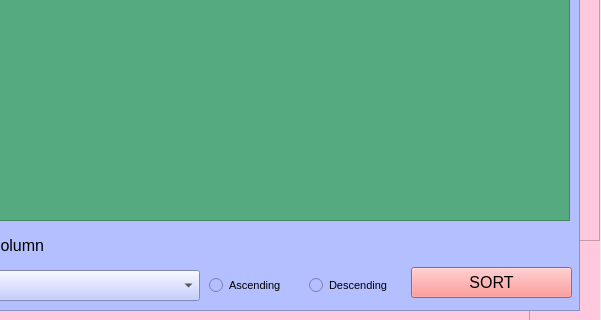
First picture: the form in ui/ui/User.ui, repository saqlainrai/DSA-Final-Project, before the edit; both pictures show x 511 to 1112 and y 330 to 650 of the 1112 by 650 pixel window.
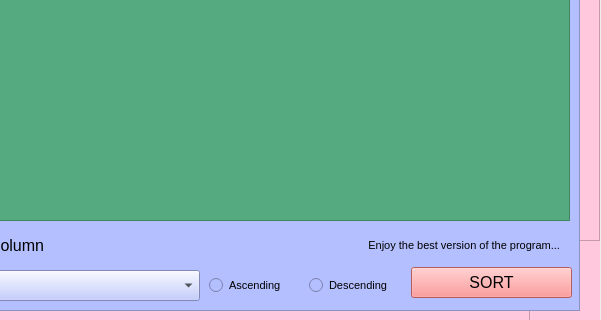
Second picture: the form after the edit. Icons and pictures are not drawn.

```diff
--- a/ui/ui/User.ui
+++ b/ui/ui/User.ui
@@ -719,6 +719,27 @@
         <string>Column</string>
        </property>
       </widget>
+      <widget class="QLabel" name="labelComments">
+       <property name="geometry">
+        <rect>
+         <x>390</x>
+         <y>420</y>
+         <width>441</width>
+         <height>31</height>
+        </rect>
+       </property>
+       <property name="font">
+        <font>
+         <pointsize>8</pointsize>
+        </font>
+       </property>
+       <property name="text">
+        <string>Enjoy the best version of the program...</string>
+       </property>
+       <property name="alignment">
+        <set>Qt::AlignRight|Qt::AlignTrailing|Qt::AlignVCenter</set>
+       </property>
+      </widget>
      </widget>
     </widget>
    </widget>
```
